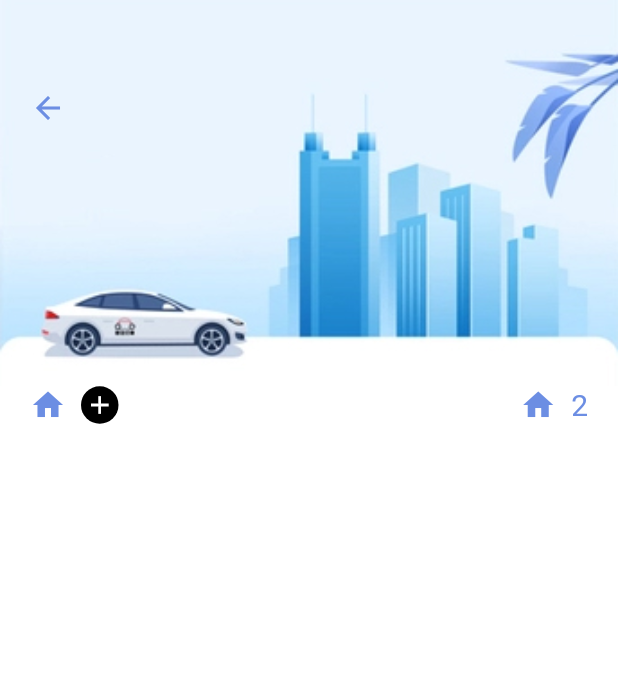
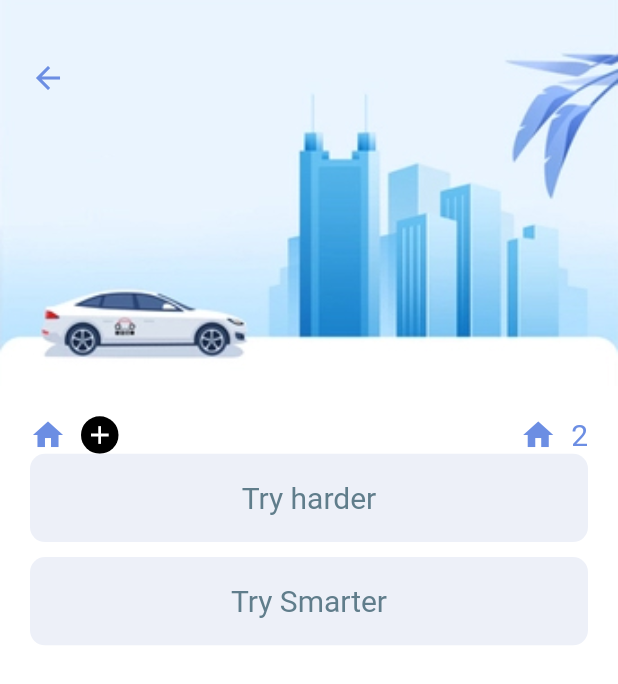
Before and after one commit to ThakshilaJayathilake/task-scheduler, a Flutter app: the screen it shows after launch, on a phone screen of 412 x 824 dp. Shown: the top 684 px of the screen. Run offline on Flutter 3.47's test engine with Material 2 defaults, Android fonts, the phone set to English and light mode, and no system bars.

Commit message:
UI for list view for All tasks

```diff
--- a/flutter_golang/lib/screens/all_tasks.dart
+++ b/flutter_golang/lib/screens/all_tasks.dart
@@ -1,17 +1,22 @@
 import 'package:flutter/material.dart';
 import 'package:flutter_golang_yt/colors/app_colors.dart';
+import 'package:flutter_golang_yt/widget/task_widget.dart';
 
 class AllTasks extends StatelessWidget {
   const AllTasks({Key? key}) : super(key: key);
 
   @override
   Widget build(BuildContext context) {
+    List myData = [
+      "Try harder",
+      "Try Smarter"
+    ];
     return Scaffold(
       backgroundColor: Colors.white,
       body: Column(
         children: [
           Container(
-            padding: const EdgeInsets.only(left: 20, top: 60),
+            padding: const EdgeInsets.only(left: 20, top: 40),
             alignment: Alignment.topLeft,
             child: Icon(Icons.arrow_back, color: AppColors.secondaryColor,),
             width: double.maxFinite,
@@ -26,7 +31,7 @@ class AllTasks extends StatelessWidget {
             ),
           ),
           Container(
-            padding: const EdgeInsets.only(left: 20, right: 20),
+            padding: const EdgeInsets.only(left: 20, right: 20, top: 20),
             child: Row(
               children: [
                 Icon(Icons.home, color: AppColors.secondaryColor,),
@@ -49,6 +54,19 @@ class AllTasks extends StatelessWidget {
                 ),)
               ],
             ),
+          ),
+          Flexible(
+            child: ListView.builder(
+                itemCount: myData.length,
+                itemBuilder: (context, index){
+              return Container(
+                margin: const EdgeInsets.only(left: 20, right: 20, bottom: 10),
+                child: TaskWidget(
+                  text: myData[index],
+                  color: Colors.blueGrey,
+                ),
+              );
+            }),
           )
         ],
     ),
--- /dev/null
+++ b/flutter_golang/lib/widget/task_widget.dart
@@ -0,0 +1,25 @@
+import 'package:flutter/cupertino.dart';
+
+class TaskWidget extends StatelessWidget {
+  final String text;
+  final Color color;
+  const TaskWidget({Key? key, required this.text, required this.color}) : super(key: key);
+
+  @override
+  Widget build(BuildContext context) {
+    return Container(
+      width: double.maxFinite,
+      height: MediaQuery.of(context).size.height/14,
+      decoration: BoxDecoration(
+        color: Color(0xFFedf0f8),
+        borderRadius: BorderRadius.circular(10)
+      ),
+      child: Center(
+        child: Text(text, style: TextStyle(
+          fontSize: 20,
+          color: color,
+        ),),
+      ),
+    );
+  }
+}
```
